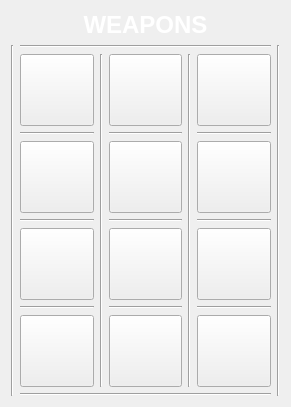
Old version of the form WormsWar2/weapon_menu.ui in the repository MarcoBiroli/Worms.
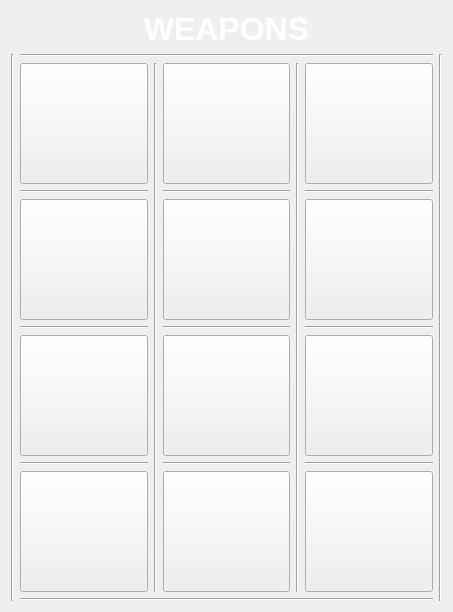
New version of the form. Icons and pictures are not drawn.

Diff of the .ui file:
```diff
--- a/WormsWar2/weapon_menu.ui
+++ b/WormsWar2/weapon_menu.ui
@@ -6,8 +6,8 @@
    <rect>
     <x>0</x>
     <y>0</y>
-    <width>291</width>
-    <height>407</height>
+    <width>453</width>
+    <height>612</height>
    </rect>
   </property>
   <property name="windowTitle">
@@ -328,7 +328,7 @@
 &lt;html&gt;&lt;head&gt;&lt;meta name=&quot;qrichtext&quot; content=&quot;1&quot; /&gt;&lt;style type=&quot;text/css&quot;&gt;
 p, li { white-space: pre-wrap; }
 &lt;/style&gt;&lt;/head&gt;&lt;body style=&quot; font-family:'.SF NS Text'; font-size:13pt; font-weight:400; font-style:normal;&quot;&gt;
-&lt;p align=&quot;center&quot; style=&quot; margin-top:0px; margin-bottom:0px; margin-left:0px; margin-right:0px; -qt-block-indent:0; text-indent:0px;&quot;&gt;&lt;span style=&quot; font-size:18pt; font-weight:600; color:#ffffff;&quot;&gt;WEAPONS&lt;/span&gt;&lt;/p&gt;&lt;/body&gt;&lt;/html&gt;</string>
+&lt;p align=&quot;center&quot; style=&quot; margin-top:0px; margin-bottom:0px; margin-left:0px; margin-right:0px; -qt-block-indent:0; text-indent:0px;&quot;&gt;&lt;span style=&quot; font-size:24pt; font-weight:600; color:#ffffff;&quot;&gt;WEAPONS&lt;/span&gt;&lt;/p&gt;&lt;/body&gt;&lt;/html&gt;</string>
      </property>
     </widget>
    </item>
```
